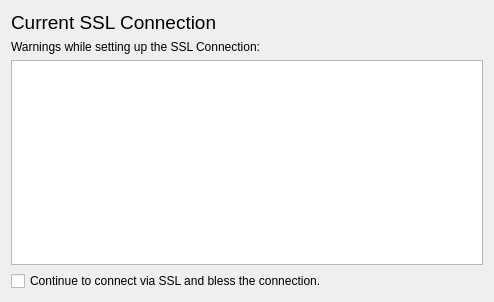
Qt form src/mirall/sslerrorsdialog.ui (GrossLukas/client) before a commit.
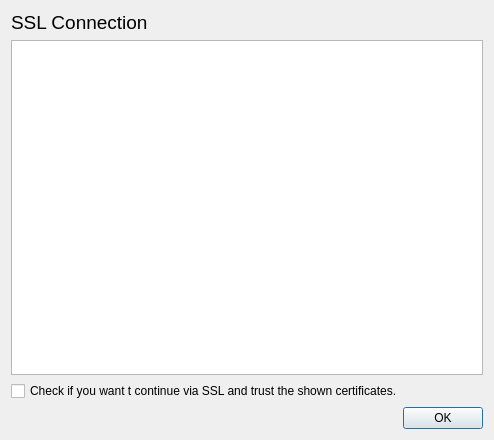
The same form after that commit.

Commit message: SSL Connection Warning dialog working.

Patch:
```diff
--- a/src/mirall/sslerrorsdialog.ui
+++ b/src/mirall/sslerrorsdialog.ui
@@ -7,13 +7,27 @@
     <x>0</x>
     <y>0</y>
     <width>494</width>
-    <height>302</height>
+    <height>440</height>
    </rect>
   </property>
   <property name="windowTitle">
    <string>Form</string>
   </property>
   <layout class="QGridLayout" name="gridLayout">
+   <item row="2" column="0">
+    <widget class="QCheckBox" name="_cbTrustConnect">
+     <property name="text">
+      <string>Check if you want t continue via SSL and trust the shown certificates.</string>
+     </property>
+    </widget>
+   </item>
+   <item row="3" column="0">
+    <widget class="QDialogButtonBox" name="_dialogButtonBox">
+     <property name="standardButtons">
+      <set>QDialogButtonBox::Ok</set>
+     </property>
+    </widget>
+   </item>
    <item row="0" column="0">
     <widget class="QLabel" name="label">
      <property name="font">
@@ -22,31 +36,17 @@
       </font>
      </property>
      <property name="text">
-      <string>Current SSL Connection</string>
+      <string>SSL Connection</string>
      </property>
     </widget>
    </item>
    <item row="1" column="0">
-    <widget class="QLabel" name="_topLabel">
-     <property name="text">
-      <string>Warnings while setting up the SSL Connection:</string>
-     </property>
-    </widget>
-   </item>
-   <item row="2" column="0">
     <widget class="QTextBrowser" name="_tbErrors">
      <property name="openExternalLinks">
       <bool>true</bool>
      </property>
     </widget>
    </item>
-   <item row="3" column="0">
-    <widget class="QCheckBox" name="_cbAccept">
-     <property name="text">
-      <string>Continue to connect via SSL and bless the connection.</string>
-     </property>
-    </widget>
-   </item>
   </layout>
  </widget>
  <resources/>
```
The commit also changes 7 other files.
